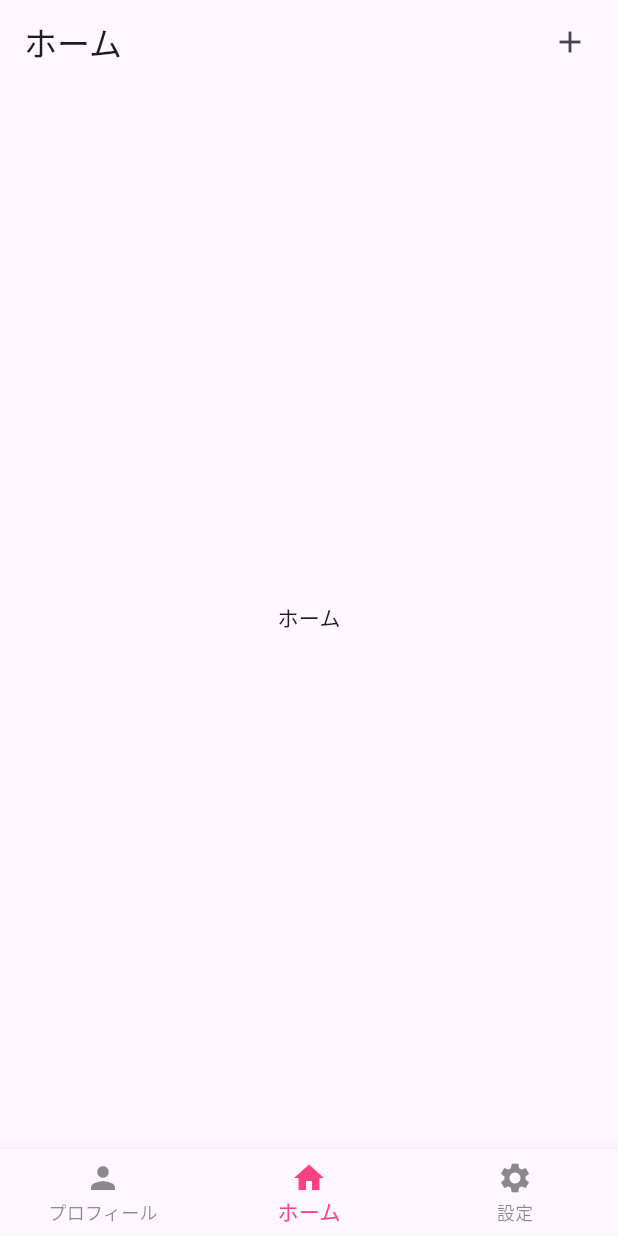
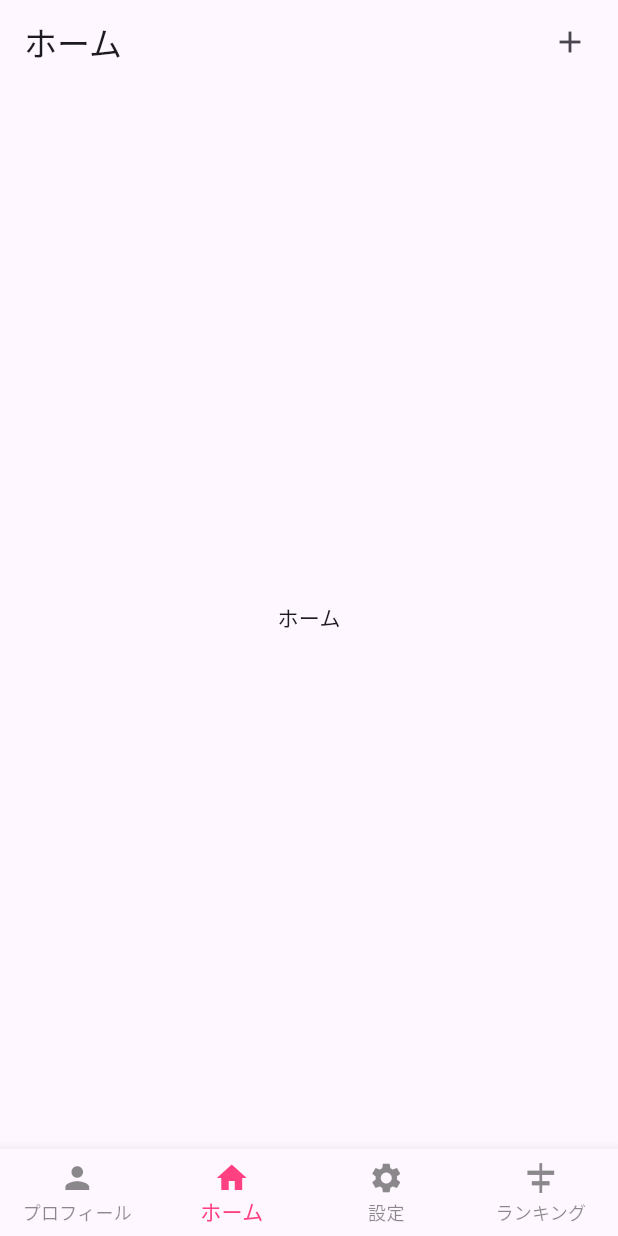
Before and after one commit to hyuga720/haikku, a Flutter app: the screen it shows after launch, on a phone screen of 412 x 824 dp. Run offline on Flutter 3.47's test engine with Material 3 defaults, Android fonts, the phone set to English and light mode, and no system bars.

Commit message:
ランキング画面を追加した

```diff
--- a/lib/main.dart
+++ b/lib/main.dart
@@ -1,4 +1,5 @@
 import 'package:flutter/material.dart';
+import 'package:haikku_flutter_version/routes/ranking_page.dart';
 import 'package:provider/provider.dart';
 import 'models/bottom_navigation_model.dart';
 import 'routes/profile.dart';
@@ -14,6 +15,7 @@ class MyApp extends StatelessWidget {
     Profile(),
     Home(),
     Settings(),
+    RankingPage(),
   ];
   @override
   Widget build(BuildContext context) {
@@ -33,17 +35,21 @@ class MyApp extends StatelessWidget {
             bottomNavigationBar: BottomNavigationBar(
               type: BottomNavigationBarType.fixed,
               items: [
-                BottomNavigationBarItem(
+                const BottomNavigationBarItem(
                   icon: Icon(Icons.person),
                   label: 'プロフィール',
                 ),
-                BottomNavigationBarItem(
+                const BottomNavigationBarItem(
                   icon: Icon(Icons.home),
                   label: 'ホーム',
                 ),
                 BottomNavigationBarItem(
                   icon: Icon(Icons.settings),
                   label: '設定',
+                ),
+                const BottomNavigationBarItem(
+                  icon: const Icon(Icons.align_horizontal_center),
+                  label: 'ランキング',
                 ),
               ],
               currentIndex: model.currentIndex,
```
Also changed, not shown: lib/routes/ranking_page.dart (added, +15 -0 lines), lib/ranking_page.dart (deleted).
